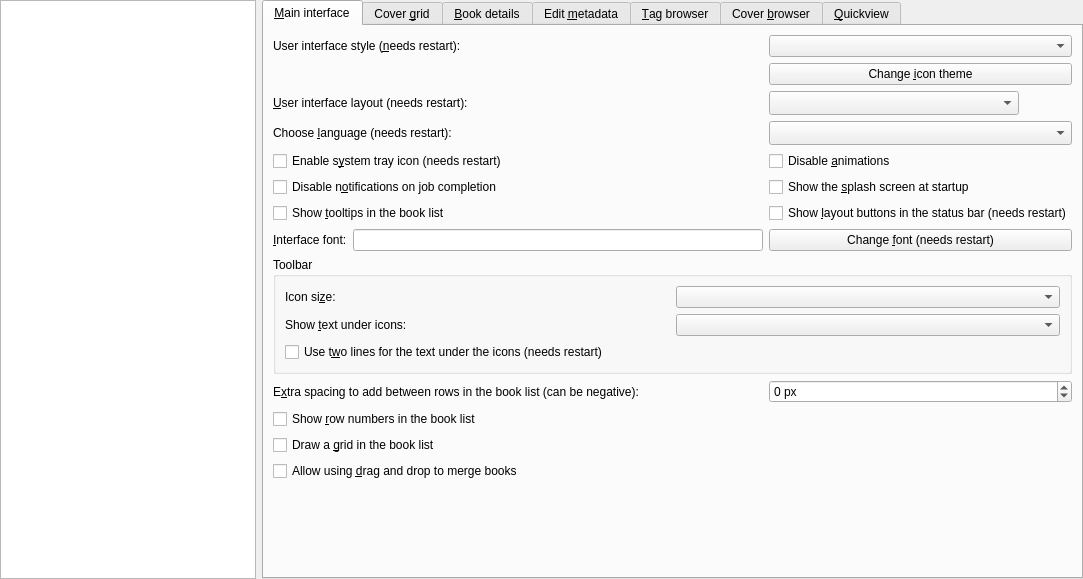
forky-mcforkface/calibre, file src/calibre/gui2/preferences/look_feel.ui: the form before one commit.
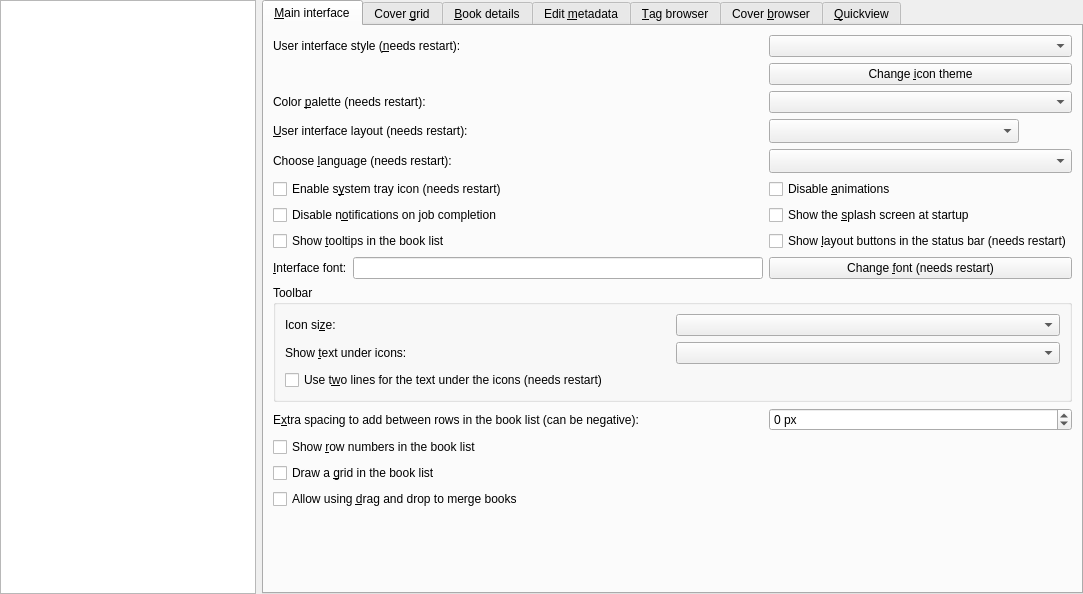
The form after the commit. Icons and pictures are not drawn. Custom widgets are drawn as their Qt base class.

Commit message: Use a preference for choosing the color palette

```diff
--- a/src/calibre/gui2/preferences/look_feel.ui
+++ b/src/calibre/gui2/preferences/look_feel.ui
@@ -7,7 +7,7 @@
     <x>0</x>
     <y>0</y>
     <width>1083</width>
-    <height>579</height>
+    <height>594</height>
    </rect>
   </property>
   <property name="windowTitle">
@@ -50,13 +50,17 @@
        <string>&amp;Main interface</string>
       </attribute>
       <layout class="QGridLayout" name="gridLayout_9">
+       <item row="7" column="1">
+        <widget class="QCheckBox" name="opt_show_layout_buttons">
+         <property name="text">
+          <string>Show &amp;layout buttons in the status bar (needs restart)</string>
+         </property>
+        </widget>
+       </item>
        <item row="5" column="0">
-        <widget class="QCheckBox" name="opt_disable_tray_notification">
-         <property name="toolTip">
-          <string>Disable popup notifications when calibre completes jobs such a conversion, sending to device etc. The notifications are sent via the operating system notification facility, if available. Note that on Windows, you have to enable the system tray icon for notifications to work.</string>
-         </property>
+        <widget class="QCheckBox" name="opt_systray_icon">
          <property name="text">
-          <string>Disable n&amp;otifications on job completion</string>
+          <string>Enable s&amp;ystem tray icon (needs restart)</string>
          </property>
         </widget>
        </item>
@@ -67,7 +71,77 @@
          </property>
         </widget>
        </item>
-       <item row="7" column="0">
+       <item row="8" column="1">
+        <widget class="QPushButton" name="change_font_button">
+         <property name="text">
+          <string>Change &amp;font (needs restart)</string>
+         </property>
+        </widget>
+       </item>
+       <item row="1" column="1">
+        <widget class="QPushButton" name="icon_theme_button">
+         <property name="text">
+          <string>Change &amp;icon theme</string>
+         </property>
+        </widget>
+       </item>
+       <item row="10" column="0">
+        <widget class="QLabel" name="label_4">
+         <property name="text">
+          <string>E&amp;xtra spacing to add between rows in the book list (can be negative):</string>
+         </property>
+         <property name="buddy">
+          <cstring>opt_book_list_extra_row_spacing</cstring>
+         </property>
+        </widget>
+       </item>
+       <item row="6" column="1">
+        <widget class="QCheckBox" name="opt_show_splash_screen">
+         <property name="text">
+          <string>Show the &amp;splash screen at startup</string>
+         </property>
+        </widget>
+       </item>
+       <item row="4" column="1">
+        <widget class="QComboBox" name="opt_language">
+         <property name="sizeAdjustPolicy">
+          <enum>QComboBox::AdjustToMinimumContentsLengthWithIcon</enum>
+         </property>
+         <property name="minimumContentsLength">
+          <number>20</number>
+         </property>
+        </widget>
+       </item>
+       <item row="3" column="1">
+        <widget class="QComboBox" name="opt_gui_layout">
+         <property name="maximumSize">
+          <size>
+           <width>250</width>
+           <height>16777215</height>
+          </size>
+         </property>
+         <property name="sizeAdjustPolicy">
+          <enum>QComboBox::AdjustToMinimumContentsLengthWithIcon</enum>
+         </property>
+         <property name="minimumContentsLength">
+          <number>20</number>
+         </property>
+        </widget>
+       </item>
+       <item row="10" column="1">
+        <widget class="QSpinBox" name="opt_book_list_extra_row_spacing">
+         <property name="suffix">
+          <string> px</string>
+         </property>
+         <property name="minimum">
+          <number>-20</number>
+         </property>
+        </widget>
+       </item>
+       <item row="0" column="1">
+        <widget class="QComboBox" name="opt_ui_style"/>
+       </item>
+       <item row="8" column="0">
         <layout class="QHBoxLayout" name="horizontalLayout">
          <item>
           <widget class="QLabel" name="label_2">
@@ -88,43 +162,34 @@
          </item>
         </layout>
        </item>
-       <item row="2" column="1">
-        <widget class="QComboBox" name="opt_gui_layout">
-         <property name="maximumSize">
-          <size>
-           <width>250</width>
-           <height>16777215</height>
-          </size>
+       <item row="3" column="0">
+        <widget class="QLabel" name="label_17">
+         <property name="text">
+          <string>&amp;User interface layout (needs restart):</string>
          </property>
-         <property name="sizeAdjustPolicy">
-          <enum>QComboBox::AdjustToMinimumContentsLengthWithIcon</enum>
+         <property name="buddy">
+          <cstring>opt_gui_layout</cstring>
          </property>
-         <property name="minimumContentsLength">
-          <number>20</number>
-         </property>
         </widget>
        </item>
-       <item row="4" column="1">
-        <widget class="QCheckBox" name="opt_disable_animations">
-         <property name="toolTip">
-          <string>Disable all animations. Useful if you have a slow/old computer.</string>
-         </property>
+       <item row="12" column="0" colspan="2">
+        <widget class="QCheckBox" name="opt_booklist_grid">
          <property name="text">
-          <string>Disable &amp;animations</string>
+          <string>Draw a &amp;grid in the book list</string>
          </property>
         </widget>
        </item>
-       <item row="3" column="1">
-        <widget class="QComboBox" name="opt_language">
-         <property name="sizeAdjustPolicy">
-          <enum>QComboBox::AdjustToMinimumContentsLengthWithIcon</enum>
+       <item row="0" column="0">
+        <widget class="QLabel" name="label_widget_style">
+         <property name="text">
+          <string>User interface style (&amp;needs restart):</string>
          </property>
-         <property name="minimumContentsLength">
-          <number>20</number>
+         <property name="buddy">
+          <cstring>opt_ui_style</cstring>
          </property>
         </widget>
        </item>
-       <item row="13" column="0">
+       <item row="14" column="0">
         <spacer name="verticalSpacer_3">
          <property name="orientation">
           <enum>Qt::Vertical</enum>
@@ -137,89 +202,31 @@
          </property>
         </spacer>
        </item>
-       <item row="0" column="0">
-        <widget class="QLabel" name="label_widget_style">
-         <property name="text">
-          <string>User interface style (&amp;needs restart):</string>
+       <item row="5" column="1">
+        <widget class="QCheckBox" name="opt_disable_animations">
+         <property name="toolTip">
+          <string>Disable all animations. Useful if you have a slow/old computer.</string>
          </property>
-         <property name="buddy">
-          <cstring>opt_ui_style</cstring>
-         </property>
-        </widget>
-       </item>
-       <item row="1" column="1">
-        <widget class="QPushButton" name="icon_theme_button">
          <property name="text">
-          <string>Change &amp;icon theme</string>
+          <string>Disable &amp;animations</string>
          </property>
         </widget>
        </item>
-       <item row="12" column="0">
+       <item row="13" column="0">
         <widget class="QCheckBox" name="opt_dnd_merge">
          <property name="text">
           <string>Allow using &amp;drag and drop to merge books</string>
          </property>
         </widget>
        </item>
-       <item row="5" column="1">
-        <widget class="QCheckBox" name="opt_show_splash_screen">
-         <property name="text">
-          <string>Show the &amp;splash screen at startup</string>
-         </property>
-        </widget>
-       </item>
-       <item row="10" column="0">
+       <item row="11" column="0">
         <widget class="QCheckBox" name="opt_row_numbers_in_book_list">
          <property name="text">
           <string>Show &amp;row numbers in the book list</string>
          </property>
         </widget>
        </item>
-       <item row="11" column="0" colspan="2">
-        <widget class="QCheckBox" name="opt_booklist_grid">
-         <property name="text">
-          <string>Draw a &amp;grid in the book list</string>
-         </property>
-        </widget>
-       </item>
-       <item row="2" column="0">
-        <widget class="QLabel" name="label_17">
-         <property name="text">
-          <string>&amp;User interface layout (needs restart):</string>
-         </property>
-         <property name="buddy">
-          <cstring>opt_gui_layout</cstring>
-         </property>
-        </widget>
-       </item>
-       <item row="3" column="0">
-        <widget class="QLabel" name="label_7">
-         <property name="text">
-          <string>Choose &amp;language (needs restart):</string>
-         </property>
-         <property name="buddy">
-          <cstring>opt_language</cstring>
-         </property>
-        </widget>
-       </item>
-       <item row="4" column="0">
-        <widget class="QCheckBox" name="opt_systray_icon">
-         <property name="text">
-          <string>Enable s&amp;ystem tray icon (needs restart)</string>
-         </property>
-        </widget>
-       </item>
-       <item row="9" column="1">
-        <widget class="QSpinBox" name="opt_book_list_extra_row_spacing">
-         <property name="suffix">
-          <string> px</string>
-         </property>
-         <property name="minimum">
-          <number>-20</number>
-         </property>
-        </widget>
-       </item>
-       <item row="8" column="0" colspan="2">
+       <item row="9" column="0" colspan="2">
         <widget class="QGroupBox" name="groupBox_2">
          <property name="title">
           <string>Toolbar</string>
@@ -261,40 +268,50 @@
          </layout>
         </widget>
        </item>
-       <item row="9" column="0">
-        <widget class="QLabel" name="label_4">
-         <property name="text">
-          <string>E&amp;xtra spacing to add between rows in the book list (can be negative):</string>
-         </property>
-         <property name="buddy">
-          <cstring>opt_book_list_extra_row_spacing</cstring>
-         </property>
-        </widget>
-       </item>
-       <item row="7" column="1">
-        <widget class="QPushButton" name="change_font_button">
-         <property name="text">
-          <string>Change &amp;font (needs restart)</string>
-         </property>
-        </widget>
-       </item>
-       <item row="0" column="1">
-        <widget class="QComboBox" name="opt_ui_style"/>
-       </item>
-       <item row="6" column="1">
-        <widget class="QCheckBox" name="opt_show_layout_buttons">
-         <property name="text">
-          <string>Show &amp;layout buttons in the status bar (needs restart)</string>
-         </property>
-        </widget>
-       </item>
        <item row="6" column="0">
+        <widget class="QCheckBox" name="opt_disable_tray_notification">
+         <property name="toolTip">
+          <string>Disable popup notifications when calibre completes jobs such a conversion, sending to device etc. The notifications are sent via the operating system notification facility, if available. Note that on Windows, you have to enable the system tray icon for notifications to work.</string>
+         </property>
+         <property name="text">
+          <string>Disable n&amp;otifications on job completion</string>
+         </property>
+        </widget>
+       </item>
+       <item row="4" column="0">
+        <widget class="QLabel" name="label_7">
+         <property name="text">
+          <string>Choose &amp;language (needs restart):</string>
+         </property>
+         <property name="buddy">
+          <cstring>opt_language</cstring>
+         </property>
+        </widget>
+       </item>
+       <item row="7" column="0">
         <widget class="QCheckBox" name="opt_book_list_tooltips">
          <property name="text">
           <string>Show &amp;tooltips in the book list</string>
          </property>
         </widget>
        </item>
+       <item row="2" column="0">
+        <widget class="QLabel" name="label_20">
+         <property name="text">
+          <string>Color &amp;palette (needs restart):</string>
+         </property>
+         <property name="buddy">
+          <cstring>opt_color_palette</cstring>
+         </property>
+        </widget>
+       </item>
+       <item row="2" column="1">
+        <widget class="QComboBox" name="opt_color_palette">
+         <property name="toolTip">
+          <string>The colors to use for the calibre interface. By default the system colors are used. You can change this to force a light or dark color scheme. Note that if this is not set to system default then if the system wide color scheme is changed calibre will not follow it.</string>
+         </property>
+        </widget>
+       </item>
       </layout>
      </widget>
      <widget class="QTabWidget" name="cover_grid_tab">
```
The commit also changes 3 other files.
